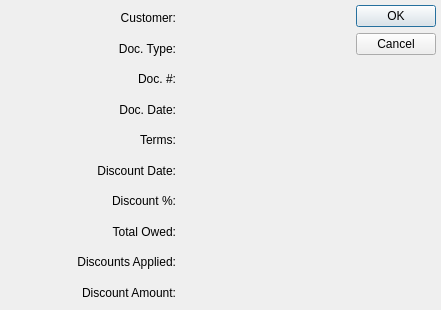
Before: the Qt Designer form guiclient/applyARDiscount.ui in knowhow/xtuple, drawn with Qt 5.
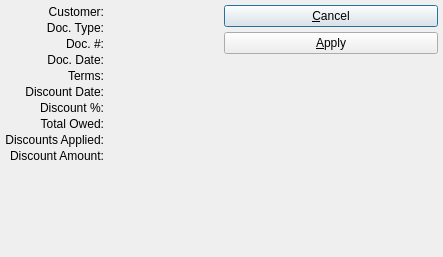
After: the same form once the commit is applied. Custom widgets are drawn as their Qt base class.

Diff of the .ui file:
```diff
--- a/guiclient/applyARDiscount.ui
+++ b/guiclient/applyARDiscount.ui
@@ -13,14 +13,19 @@
    <rect>
     <x>0</x>
     <y>0</y>
-    <width>441</width>
-    <height>310</height>
+    <width>443</width>
+    <height>257</height>
    </rect>
   </property>
   <property name="windowTitle">
    <string>Apply A/R Discount</string>
   </property>
-  <layout class="QGridLayout" name="gridLayout">
+  <layout class="QHBoxLayout">
+   <item>
+    <layout class="QGridLayout">
+     <property name="spacing">
+      <number>2</number>
+     </property>
    <item row="0" column="0">
     <widget class="QLabel" name="_custLit">
      <property name="text">
@@ -41,17 +46,7 @@
      </property>
     </widget>
    </item>
-   <item row="0" column="2" rowspan="10">
-    <widget class="QDialogButtonBox" name="_buttonBox">
-     <property name="orientation">
-      <enum>Qt::Vertical</enum>
-     </property>
-     <property name="standardButtons">
-      <set>QDialogButtonBox::Cancel|QDialogButtonBox::Ok</set>
-     </property>
-    </widget>
-   </item>
-   <item row="1" column="0">
+     <item row="2" column="0">
     <widget class="QLabel" name="_doctypeLit">
      <property name="text">
       <string>Doc. Type:</string>
@@ -64,14 +59,14 @@
      </property>
     </widget>
    </item>
-   <item row="1" column="1">
+     <item row="2" column="1">
     <widget class="QLabel" name="_doctype">
      <property name="text">
       <string/>
      </property>
     </widget>
    </item>
-   <item row="2" column="0">
+     <item row="3" column="0">
     <widget class="QLabel" name="_docnumLit">
      <property name="text">
       <string>Doc. #:</string>
@@ -81,14 +76,14 @@
      </property>
     </widget>
    </item>
-   <item row="2" column="1">
+     <item row="3" column="1">
     <widget class="QLabel" name="_docnum">
      <property name="text">
       <string/>
      </property>
     </widget>
    </item>
-   <item row="3" column="0">
+     <item row="4" column="0">
     <widget class="QLabel" name="_docdateLit">
      <property name="text">
       <string>Doc. Date:</string>
@@ -101,14 +96,14 @@
      </property>
     </widget>
    </item>
-   <item row="3" column="1">
+     <item row="4" column="1" colspan="2">
     <widget class="DLineEdit" name="_docdate">
      <property name="enabled">
       <bool>false</bool>
      </property>
     </widget>
    </item>
-   <item row="4" column="0">
+     <item row="6" column="0">
     <widget class="QLabel" name="_termsLit">
      <property name="text">
       <string>Terms:</string>
@@ -118,14 +113,14 @@
      </property>
     </widget>
    </item>
-   <item row="4" column="1">
+     <item row="6" column="1" colspan="2">
     <widget class="QLabel" name="_terms">
      <property name="text">
       <string/>
      </property>
     </widget>
    </item>
-   <item row="5" column="0">
+     <item row="7" column="0">
     <widget class="QLabel" name="_discdateLit">
      <property name="text">
       <string>Discount Date:</string>
@@ -138,14 +133,7 @@
      </property>
     </widget>
    </item>
-   <item row="5" column="1">
-    <widget class="DLineEdit" name="_discdate">
-     <property name="enabled">
-      <bool>false</bool>
-     </property>
-    </widget>
-   </item>
-   <item row="6" column="0">
+     <item row="8" column="0">
     <widget class="QLabel" name="_discprcntLit">
      <property name="text">
       <string>Discount %:</string>
@@ -155,14 +143,21 @@
      </property>
     </widget>
    </item>
-   <item row="6" column="1">
+     <item row="8" column="1">
     <widget class="XLabel" name="_discprcnt">
      <property name="text">
       <string/>
      </property>
     </widget>
    </item>
-   <item row="7" column="0">
+     <item row="7" column="1" colspan="2">
+      <widget class="DLineEdit" name="_discdate">
+       <property name="enabled">
+        <bool>false</bool>
+       </property>
+      </widget>
+     </item>
+     <item row="10" column="0">
     <widget class="QLabel" name="_owedLit">
      <property name="text">
       <string>Total Owed:</string>
@@ -172,10 +167,10 @@
      </property>
     </widget>
    </item>
-   <item row="7" column="1">
+     <item row="10" column="1">
     <widget class="CurrDisplay" name="_owed"/>
    </item>
-   <item row="8" column="0">
+     <item row="11" column="0">
     <widget class="QLabel" name="_applieddiscountsLit">
      <property name="text">
       <string>Discounts Applied:</string>
@@ -185,10 +180,10 @@
      </property>
     </widget>
    </item>
-   <item row="8" column="1">
+     <item row="11" column="1">
     <widget class="CurrDisplay" name="_applieddiscounts"/>
    </item>
-   <item row="9" column="0">
+     <item row="12" column="0">
     <widget class="QLabel" name="_targetAmountLit">
      <property name="text">
       <string>Discount Amount:</string>
@@ -201,13 +196,69 @@
      </property>
     </widget>
    </item>
-   <item row="9" column="1">
+     <item row="12" column="1">
     <widget class="CurrCluster" name="_amount">
      <property name="currencyEditable" stdset="0">
       <bool>false</bool>
      </property>
     </widget>
    </item>
+     <item row="13" column="0">
+      <spacer>
+       <property name="orientation">
+        <enum>Qt::Vertical</enum>
+       </property>
+       <property name="sizeHint" stdset="0">
+        <size>
+         <width>20</width>
+         <height>0</height>
+        </size>
+       </property>
+      </spacer>
+     </item>
+    </layout>
+   </item>
+   <item>
+    <layout class="QVBoxLayout">
+     <property name="spacing">
+      <number>0</number>
+     </property>
+     <item>
+      <layout class="QVBoxLayout">
+       <item>
+        <widget class="QPushButton" name="_cancel">
+         <property name="text">
+          <string>&amp;Cancel</string>
+         </property>
+        </widget>
+       </item>
+       <item>
+        <widget class="QPushButton" name="_apply">
+         <property name="text">
+          <string>&amp;Apply</string>
+         </property>
+        </widget>
+       </item>
+      </layout>
+     </item>
+     <item>
+      <spacer>
+       <property name="orientation">
+        <enum>Qt::Vertical</enum>
+       </property>
+       <property name="sizeType">
+        <enum>QSizePolicy::Expanding</enum>
+       </property>
+       <property name="sizeHint" stdset="0">
+        <size>
+         <width>20</width>
+         <height>0</height>
+        </size>
+       </property>
+      </spacer>
+     </item>
+    </layout>
+   </item>
   </layout>
  </widget>
  <layoutdefault spacing="5" margin="5"/>
```
Left out of the diff: 20 changed lines with no effect on the pictures. Lines whose indentation alone changed are shown as unchanged.
